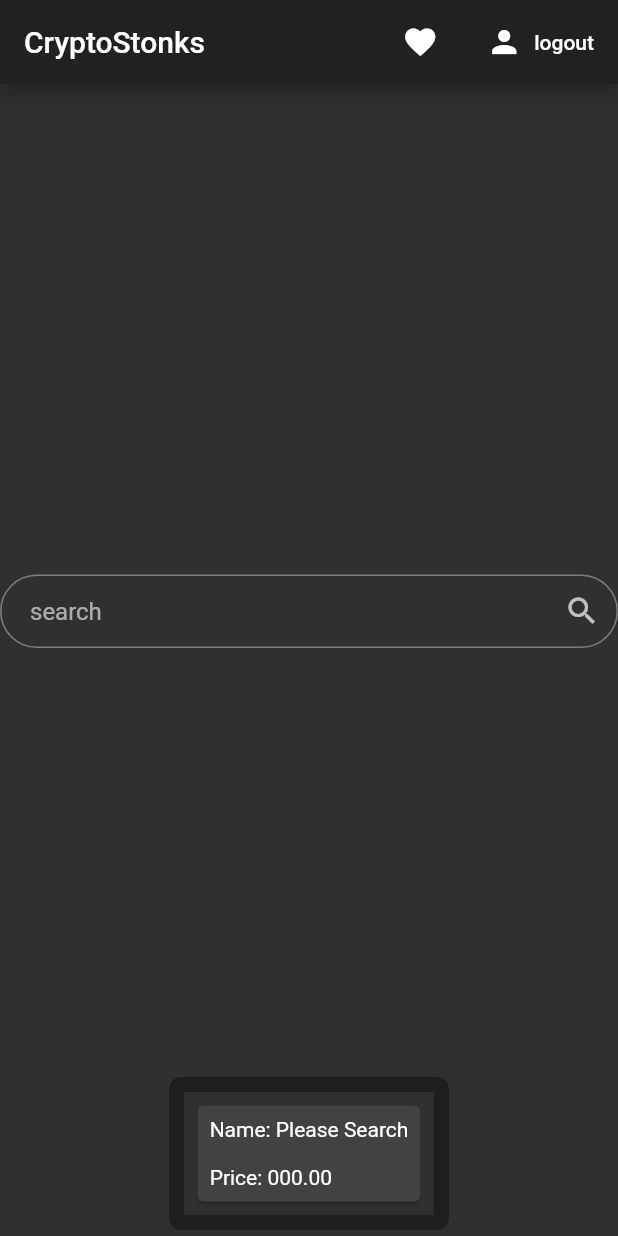
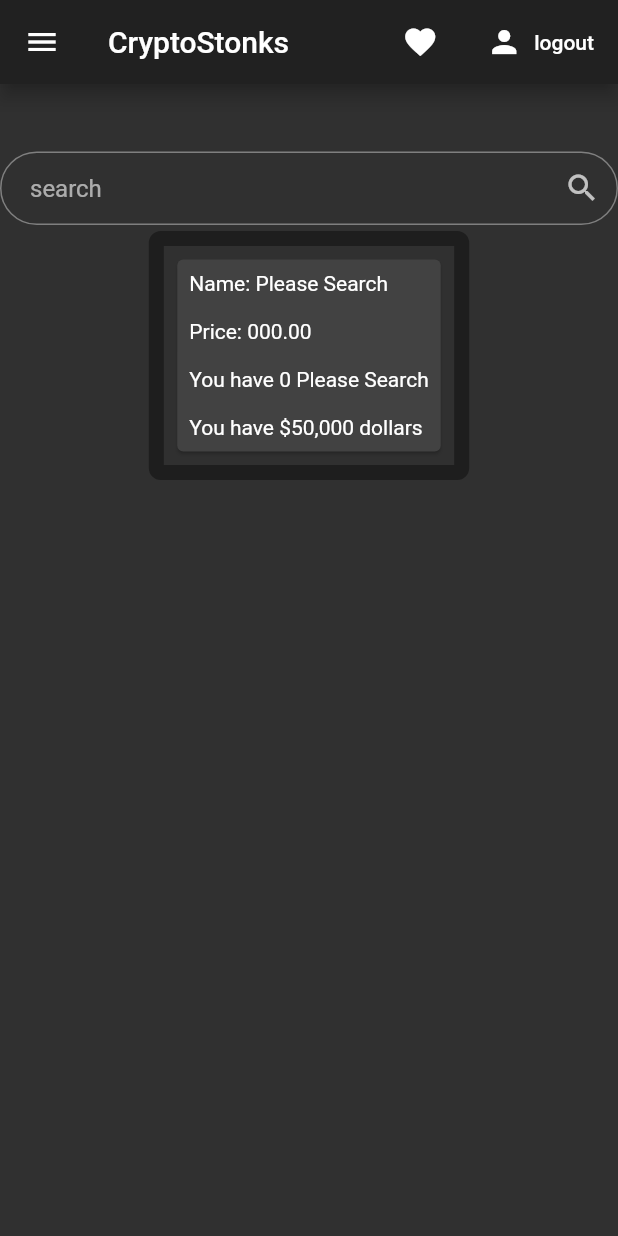
Before and after one commit to LeanneSall/CryptoStonks, a Flutter app: the ConsumeAPI screen opened by its route, on a phone screen of 412 x 824 dp. Run offline on Flutter 3.47's test engine with Material 2 defaults, Android fonts, the phone set to English and light mode, and no system bars; our stand-ins replace cloud_firestore, firebase_auth, firebase_core; missing offline and left inert: dart:ffi; accounts and stored records are empty; network calls fail.

Commit message:
added new things forgot to make new branch

```diff
--- a/lib/screens/consume_api.dart
+++ b/lib/screens/consume_api.dart
@@ -6,6 +6,7 @@ import 'dart:convert';
 import 'package:cryptostonks/screens/welcome_screen.dart';
 import 'dart:developer';
 import 'package:cryptostonks/apiKey.dart';
+import 'package:cloud_firestore/cloud_firestore.dart';
 
 class ConsumeAPI extends StatefulWidget {
   static String id = 'consume_api';
@@ -15,7 +16,10 @@ class ConsumeAPI extends StatefulWidget {
 
 class _ConsumeAPIState extends State<ConsumeAPI> {
   final _auth = FirebaseAuth.instance;
+  FirebaseFirestore firestore = FirebaseFirestore.instance;
   User loggedInUser;
+  var money;
+  Map crypto = {};
   var price = "000.00";
   String symbol;
   String name = 'Please Search';
@@ -25,7 +29,7 @@ class _ConsumeAPIState extends State<ConsumeAPI> {
   void initState() {
     super.initState();
     getCurrentUser();
-    grabData("bitcoin");
+    grabData("");
   }
 
   void grabData(searchValue) async {
@@ -54,6 +58,10 @@ class _ConsumeAPIState extends State<ConsumeAPI> {
   void getCurrentUser() async {
     try {
       final User user = await _auth.currentUser;
+      final doc = user.uid;
+      CollectionReference users =
+          FirebaseFirestore.instance.collection('users');
+      var userData = users.doc(doc).get();
 
       if (user != null) {
         loggedInUser = user;
@@ -80,7 +88,8 @@ class _ConsumeAPIState extends State<ConsumeAPI> {
 
     final appBarHead = AppBar(
       title: const Text('CryptoStonks'),
-      automaticallyImplyLeading: false,
+      // automaticallyImplyLeading: false,
+
       elevation: 5.0,
       actions: <Widget>[
         Padding(
@@ -104,10 +113,31 @@ class _ConsumeAPIState extends State<ConsumeAPI> {
 
     return Scaffold(
       appBar: appBarHead,
+      drawer: Drawer(
+        child: ListView(
+          padding: EdgeInsets.zero,
+          children: <Widget>[
+            DrawerHeader(
+                child: Text('50,000'),
+                decoration: BoxDecoration(
+                  color: Colors.grey[400],
+                )),
+            ListTile(
+              title: Text('Portfolio'),
+              onTap: () {
+                // Update the state of the app
+                // ...
+                // Then close the drawer
+                Navigator.pop(context);
+              },
+            )
+          ],
+        ),
+      ),
       body: Container(
         child: Column(
           crossAxisAlignment: CrossAxisAlignment.center,
-          mainAxisAlignment: MainAxisAlignment.spaceBetween,
+          mainAxisAlignment: MainAxisAlignment.start,
           children: <Widget>[
             SizedBox(height: 45.0),
             searchField,
@@ -131,7 +161,14 @@ class _ConsumeAPIState extends State<ConsumeAPI> {
                     Padding(
                       padding: const EdgeInsets.all(8.0),
                       child: Text('Price: ' + price),
-                    )
+                    ),
+                    Padding(
+                      padding: const EdgeInsets.all(8.0),
+                      child: Text('You have 0 ' + name),
+                    ),
+                    Padding(
+                        padding: const EdgeInsets.all(8.0),
+                        child: Text('You have \$50,000 dollars')),
                   ],
                 )),
               ),
```
Also changed, not shown: lib/screens/register.dart (+14 -0 lines), lib/screens/portfolio.dart (added).
